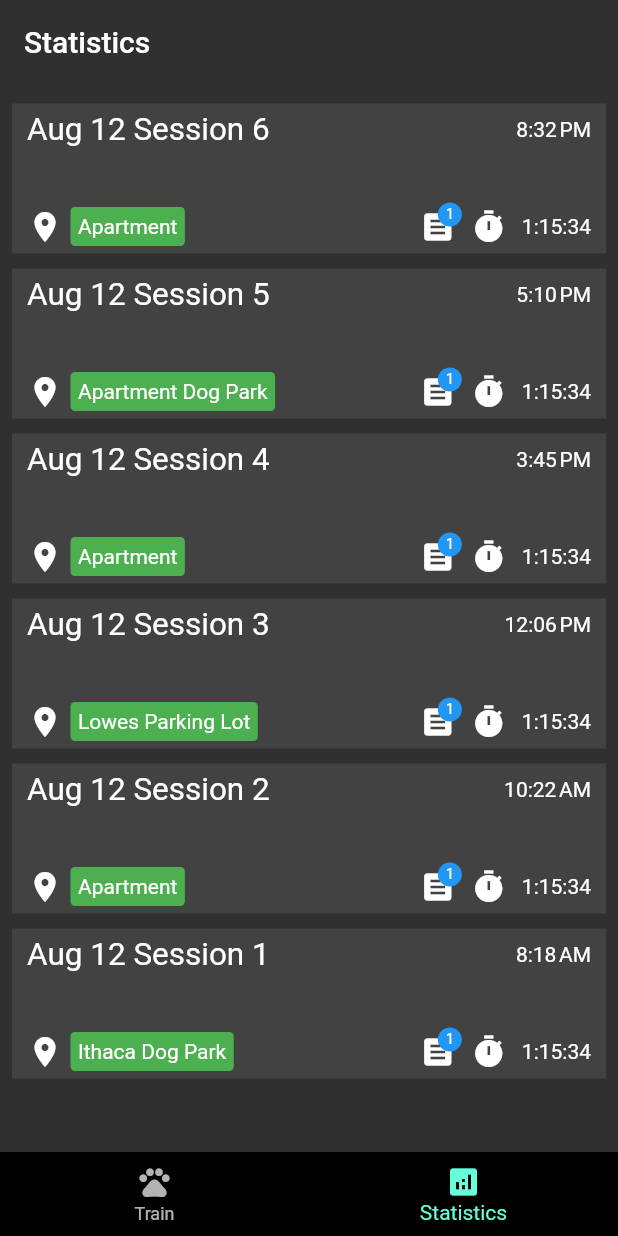
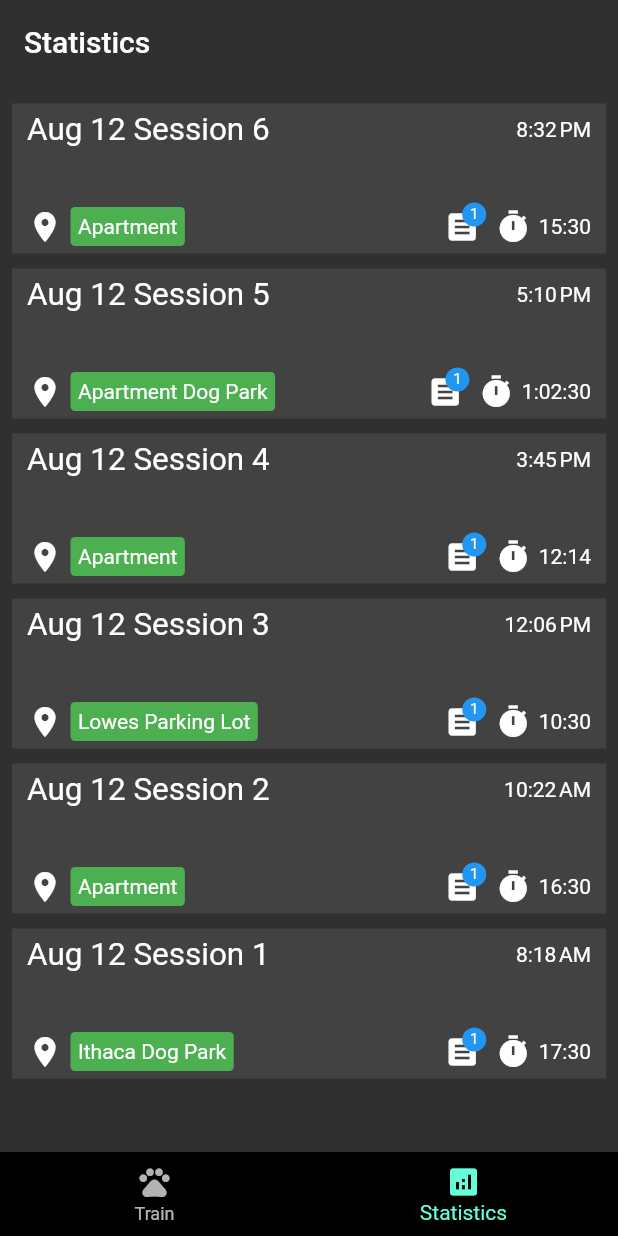
Before and after one commit to nickpalladino/handlerify, a Flutter app: the screen it shows after launch, item 2 of the bottom bar chosen, on a phone screen of 412 x 824 dp. Run offline on Flutter 3.47's test engine with Material 2 defaults, Android fonts, the light colour scheme and no system bars.

Commit message:
Added dynamic elapsed time mock data

```diff
--- a/lib/models/session.dart
+++ b/lib/models/session.dart
@@ -13,5 +13,12 @@ class Session {
   // TODO: geolocation waypoints
   // TODO: audio file information
 
-  Session(this.title, this.locationTag, this.startTime);
+  Session(this.title, this.locationTag, this.startTime, this.elapsedTime);
+
+  String getFormattedElapsedTime() {
+    if (elapsedTime!.inHours < 1) {
+      return elapsedTime.toString().substring(2, 7);
+    }
+    return elapsedTime.toString().split('.').first;
+  }
 }
--- a/lib/services/session_service.dart
+++ b/lib/services/session_service.dart
@@ -7,25 +7,17 @@ class SessionService {
 
   static List<Session> getTodaysSessions() {
     List<Session> sessions = [
-      Session('Aug 12 Session 6', LocationTag('Apartment'), DateTime.parse('2023-08-12 20:32:04Z')),
-      Session('Aug 12 Session 5', LocationTag('Apartment Dog Park'), DateTime.parse('2023-08-12 17:10:04Z')),
-      Session('Aug 12 Session 4', LocationTag('Apartment'), DateTime.parse('2023-08-12 15:45:04Z')),
-      Session('Aug 12 Session 3', LocationTag('Lowes Parking Lot'), DateTime.parse('2023-08-12 12:06:04Z')),
-      Session('Aug 12 Session 2', LocationTag('Apartment'), DateTime.parse('2023-08-12 10:22:04Z')),
-      Session('Aug 12 Session 1', LocationTag('Ithaca Dog Park'), DateTime.parse('2023-08-12 08:18:04Z')),
+      Session('Aug 12 Session 6', LocationTag('Apartment'), DateTime.parse('2023-08-12 20:32:04Z'), Duration(minutes: 15, seconds:30)),
+      Session('Aug 12 Session 5', LocationTag('Apartment Dog Park'), DateTime.parse('2023-08-12 17:10:04Z'), Duration(hours: 1, minutes: 2, seconds:30)),
+      Session('Aug 12 Session 4', LocationTag('Apartment'), DateTime.parse('2023-08-12 15:45:04Z'), Duration(minutes: 12, seconds:14)),
+      Session('Aug 12 Session 3', LocationTag('Lowes Parking Lot'), DateTime.parse('2023-08-12 12:06:04Z'), Duration(minutes: 10, seconds:30)),
+      Session('Aug 12 Session 2', LocationTag('Apartment'), DateTime.parse('2023-08-12 10:22:04Z'), Duration(minutes: 16, seconds:30)),
+      Session('Aug 12 Session 1', LocationTag('Ithaca Dog Park'), DateTime.parse('2023-08-12 08:18:04Z'), Duration(minutes: 17, seconds:30)),
     ];
     return sessions;
   }
 
   static List<Session> getAllSessions() {
-    List<Session> sessions = [
-      Session('Aug 12 Session 6', LocationTag('Apartment'), DateTime.parse('2023-08-12 20:32:04Z')),
-      Session('Aug 12 Session 5', LocationTag('Apartment Dog Park'), DateTime.parse('2023-08-12 17:10:04Z')),
-      Session('Aug 12 Session 4', LocationTag('Apartment'), DateTime.parse('2023-08-12 15:45:04Z')),
-      Session('Aug 12 Session 3', LocationTag('Lowes Parking Lot'), DateTime.parse('2023-08-12 12:06:04Z')),
-      Session('Aug 12 Session 2', LocationTag('Apartment'), DateTime.parse('2023-08-12 10:22:04Z')),
-      Session('Aug 12 Session 1', LocationTag('Ithaca Dog Park'), DateTime.parse('2023-08-12 08:18:04Z')),
-    ];
-    return sessions;
+    return getTodaysSessions();
   }
 }
--- a/lib/widgets/session_list.dart
+++ b/lib/widgets/session_list.dart
@@ -78,12 +78,13 @@ class SessionList extends StatelessWidget {
                           )]),
                     Column(children: [
                       Padding(
-                          padding: const EdgeInsets.fromLTRB(0, 0, 10, 0),
+                          padding: const EdgeInsets.fromLTRB(0, 0, 5, 0),
                           child:
                       Icon(Icons.timer,),)
                     ]),
                     Column(children: [
-                      Text('1:15:34'),
+                      //Text('1:15:34'),
+                      Text(sessions[index].getFormattedElapsedTime())
                     ]),
                     //Text('Entry ${entries[index]}')
                   ]),
```
